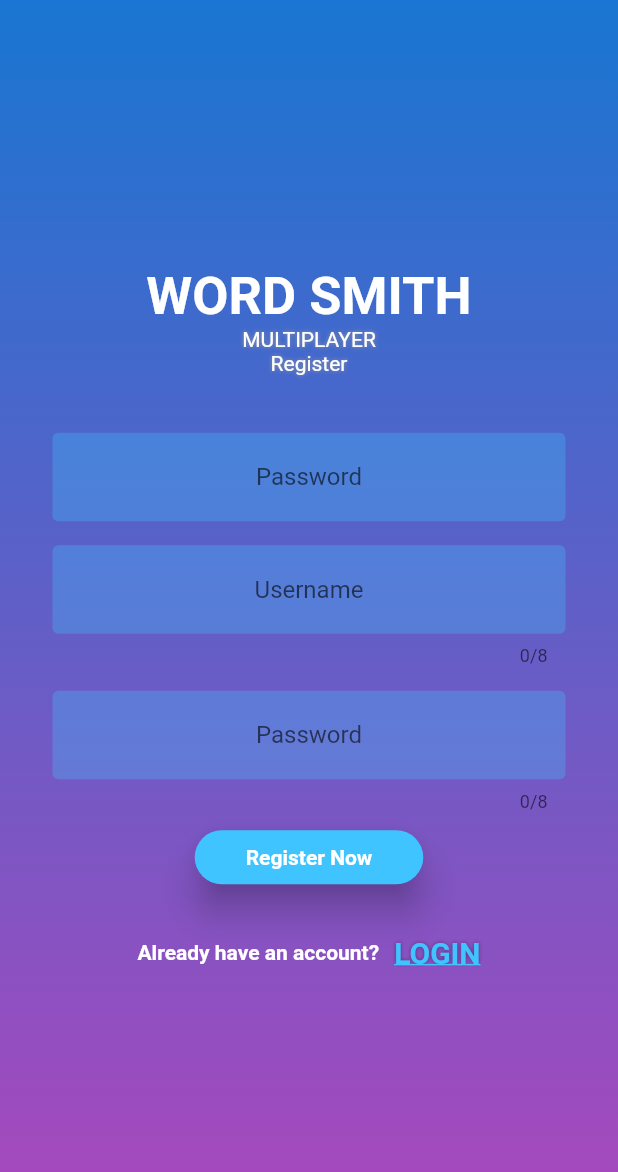
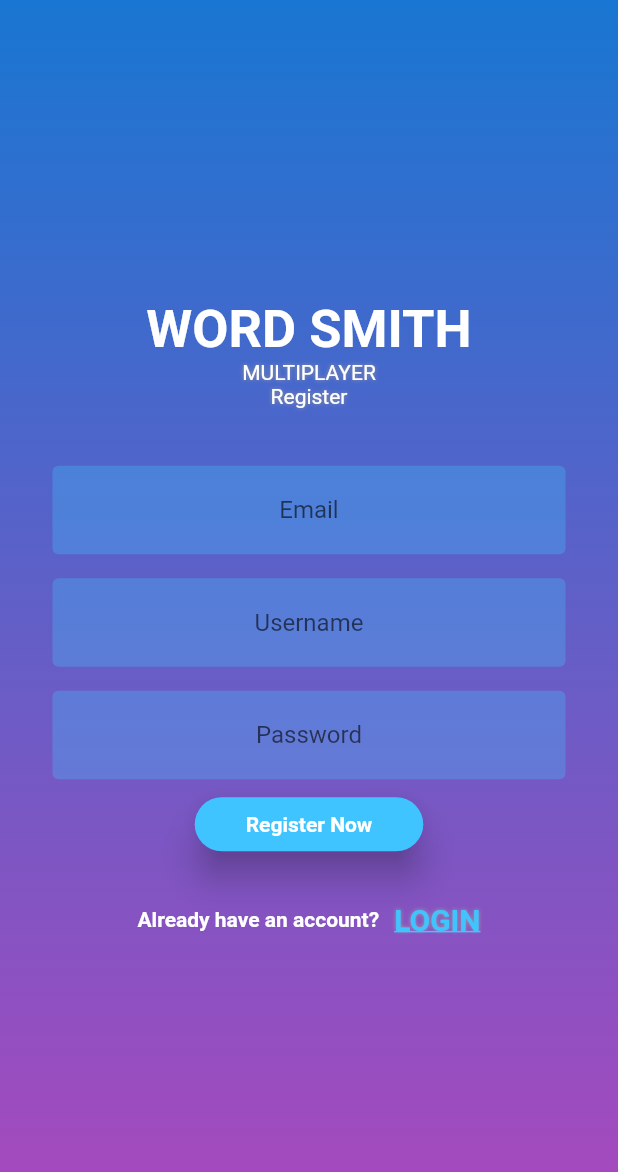
Before and after one commit to onuohasilver/wordSmith, a Flutter app: the RegisterScreen screen opened by its route, on a phone screen of 412 x 824 dp. Shown: the top 1172 px of the screen. Run offline on Flutter 3.47's test engine with Material 2 defaults, Android fonts, the phone set to English and light mode, and no system bars; our stand-ins replace cloud_firestore, firebase_auth, flutter_spinkit, modal_progress_hud; accounts and stored records are empty; statements that could not run were skipped.

Commit message:
second level refactor

```diff
--- a/lib/components/displayComponents/inputFields/inputField.dart
+++ b/lib/components/displayComponents/inputFields/inputField.dart
@@ -9,7 +9,8 @@ class InputText extends StatelessWidget {
       {Key key,
       @required this.userData,
       @required this.hintText,
-      this.onChanged,
+      @required this.onChanged,
+      @required this.obscure,
       @required this.keyboardType,
       @required this.enforceLength})
       : super(key: key);
@@ -19,13 +20,17 @@ class InputText extends StatelessWidget {
   final Function onChanged;
   final TextInputType keyboardType;
   final dynamic enforceLength;
+  final bool obscure;
 
   @override
   Widget build(BuildContext context) {
-    return TextField(
+    return Padding(
+      padding: const EdgeInsets.fromLTRB(35.0,8.0,35.0,8.0),
+      child: TextField(
         textAlign: TextAlign.center,
         keyboardType: keyboardType,
         maxLength: enforceLength,
+        obscureText: obscure,
         decoration: InputDecoration(
             hintText: hintText,
             hintStyle: TextStyle(),
@@ -33,6 +38,7 @@ class InputText extends StatelessWidget {
             fillColor: Colors.lightBlueAccent.withOpacity(.3),
             border: OutlineInputBorder(borderSide: BorderSide.none)),
         onChanged: onChanged,
+      ),
     );
   }
 }
--- a/lib/screens/chooseOpponent.dart
+++ b/lib/screens/chooseOpponent.dart
@@ -1,4 +1,3 @@
-
 import 'package:flutter/material.dart';
 import 'package:firebase_auth/firebase_auth.dart';
 import 'package:cloud_firestore/cloud_firestore.dart';
--- a/lib/screens/multiPlayerLevels/multiLevelOne.dart
+++ b/lib/screens/multiPlayerLevels/multiLevelOne.dart
@@ -5,9 +5,7 @@ import 'package:wordsmith/utilities/entryHandler.dart';
 import 'package:wordsmith/components/displayComponents/buttons/alphabets.dart';
 import 'package:wordsmith/utilities/alphabetTile.dart';
 import 'package:wordsmith/utilities/constants.dart';
-import 'package:wordsmith/components/displayComponents/buttons/slimButtons.dart';
 import 'package:wordsmith/components/displayComponents/card/cards.dart';
-import 'package:wordsmith/components/displayComponents/inputFields/inputField.dart';
 import 'package:wordsmith/components/displayComponents/popUps/dialogBox.dart';
 import 'package:wordsmith/utilities/dictionaryActivity.dart';
 import 'package:cloud_firestore/cloud_firestore.dart';
@@ -127,7 +125,7 @@ class _MultiLevelOneState extends State<MultiLevelOne> {
     return SafeArea(
       child: Scaffold(
         body: Container(
-          decoration: kLevelOneContainerDecoration,
+          decoration: kGreenPageDecoration,
           child: Padding(
             padding: const EdgeInsets.all(18.0),
             child: Column(
--- a/lib/screens/multiPlayerLevels/multiLevelThree.dart
+++ b/lib/screens/multiPlayerLevels/multiLevelThree.dart
@@ -5,7 +5,9 @@ import 'package:wordsmith/components/displayComponents/buttons/alphabets.dart';
 import 'dart:collection';
 import 'package:wordsmith/utilities/alphabetTile.dart';
 import 'package:wordsmith/utilities/constants.dart';
-import 'package:wordsmith/utilities/components.dart';
+import 'package:wordsmith/components/displayComponents/card/cards.dart';
+
+import 'package:wordsmith/components/displayComponents/popUps/dialogBox.dart';
 
 class MultiLevelThree extends StatefulWidget {
   @override
--- a/lib/screens/registerScreen.dart
+++ b/lib/screens/registerScreen.dart
@@ -7,7 +7,6 @@ import 'package:wordsmith/components/displayComponents/buttons/slimButtons.dart'
 import 'package:wordsmith/components/displayComponents/inputFields/inputField.dart';
 import 'package:cloud_firestore/cloud_firestore.dart';
 import 'package:modal_progress_hud/modal_progress_hud.dart';
-
 
 class RegisterScreen extends StatelessWidget {
   final FirebaseAuth _auth = FirebaseAuth.instance;
@@ -19,13 +18,7 @@ class RegisterScreen extends StatelessWidget {
       body: ModalProgressHUD(
         inAsyncCall: userData.progressComplete,
         child: Container(
-            decoration: BoxDecoration(
-              gradient: LinearGradient(
-                begin: Alignment.topCenter,
-                end: Alignment.bottomCenter,
-                colors: [Colors.blue[700], Colors.purple[400]],
-              ),
-            ),
+            decoration: kPurpleScreenDecoration,
             child: Column(
               mainAxisAlignment: MainAxisAlignment.center,
               children: <Widget>[
@@ -40,55 +33,32 @@ class RegisterScreen extends StatelessWidget {
                         color: Colors.white,
                         shadows: [Shadow(blurRadius: 3, color: Colors.grey)])),
                 SizedBox(height: 30),
-                Padding(
-                  padding: const EdgeInsets.fromLTRB(35.0, 8.0, 35.0, 8.0),
-                  child: TextField(
-                    textAlign: TextAlign.center,
-                    decoration: InputDecoration(
-                        hintText: 'Password',
-                        hintStyle: TextStyle(),
-                        filled: true,
-                        fillColor: Colors.lightBlueAccent.withOpacity(.3),
-                        border:
-                            OutlineInputBorder(borderSide: BorderSide.none)),
-                    onChanged: (password) => userData.updateEmail(password),
-                  ),
-                ),
-                Padding(
-                  padding: const EdgeInsets.fromLTRB(35.0, 8.0, 35.0, 8.0),
-                  child: InputText(
+                InputText(
+                    userData: userData,
+                    hintText: 'Email',
+                    keyboardType: TextInputType.emailAddress,
+                    enforceLength: null,
+                    onChanged: (email) => userData.updateEmail(email),
+                    obscure: false),
+                InputText(
                     userData: userData,
                     hintText: 'Username',
-                    enforceLength: 8,
                     keyboardType: TextInputType.text,
+                    enforceLength: null,
                     onChanged: (userName) => userData.updateUserName(userName),
-                  ),
-                ),
-                Padding(
-                  padding: const EdgeInsets.fromLTRB(35.0, 8.0, 35.0, 8.0),
-                  child: TextField(
-                    textAlign: TextAlign.center,
-                    obscureText: true,
-                    maxLengthEnforced: true,
-                    maxLength: 8,
-                    decoration: InputDecoration(
-                        hintText: 'Password',
-                        hintStyle: TextStyle(),
-                        filled: true,
-                        fillColor: Colors.lightBlueAccent.withOpacity(.3),
-                        border:
-                            OutlineInputBorder(borderSide: BorderSide.none)),
+                    obscure: false),
+                InputText(
+                    userData: userData,
+                    hintText: 'Password',
+                    keyboardType: TextInputType.text,
+                    obscure: true,
                     onChanged: (password) => userData.updatePassword(password),
-                  ),
-                ),
+                    enforceLength: null),
                 SlimButton(
                   label: 'Register Now',
                   useWidget: false,
                   onTap: () async {
                     userData.updateProgress();
-                    print(userData.email);
-                    print(userData.password);
-                    print(userData.userName);
                     try {
                       final loggedinUser =
                           await _auth.createUserWithEmailAndPassword(
@@ -130,9 +100,7 @@ class RegisterScreen extends StatelessWidget {
                               fontWeight: FontWeight.bold,
                               fontSize: 20,
                               color: Colors.lightBlueAccent,
-                              shadows: [
-                                Shadow(color: Colors.black38, blurRadius: 3)
-                              ],
+                              shadows:kTextShadow,
                               decoration: TextDecoration.underline)),
                     ),
                   ],
--- a/lib/utilities/alphabetTile.dart
+++ b/lib/utilities/alphabetTile.dart
@@ -1,4 +1,3 @@
-import 'package:flutter/material.dart';
 class LetterActivePair {
   String word;
   bool active;
--- a/lib/utilities/constants.dart
+++ b/lib/utilities/constants.dart
@@ -19,3 +19,21 @@ final kLevelOneContainerDecoration= BoxDecoration(
     colors: [Colors.lightBlue[900], Colors.lightGreen[700]],
   ),
 );
+
+final kGreenPageDecoration=BoxDecoration(
+              gradient: LinearGradient(
+                begin: Alignment.topCenter,
+                end: Alignment.bottomCenter,
+                colors: [Colors.blue[700], Colors.green[400]],
+              ),
+            );
+final kPurpleScreenDecoration=BoxDecoration(
+          gradient: LinearGradient(
+            begin: Alignment.topCenter,
+            end: Alignment.bottomCenter,
+            colors: [Colors.blue[700], Colors.purple[400]],
+          ),
+        );
+
+
+final kTextShadow=[Shadow(blurRadius: 3, color: Colors.grey)];
```
Also changed, not shown: lib/screens/joinGameScreen.dart (+3 -9 lines), lib/screens/setupGameScreen.dart (+3 -7 lines), lib/screens/signInScreen.dart (+30 -56 lines). Lines whose indentation alone changed are shown as unchanged.
